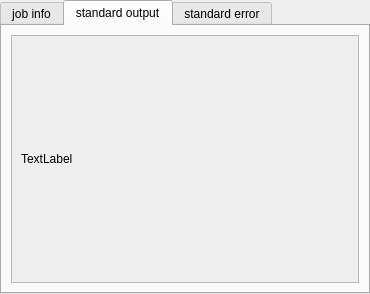
Old version of the form python/soma/jobs/gui/JobInfo.ui in the repository populse/soma-workflow.
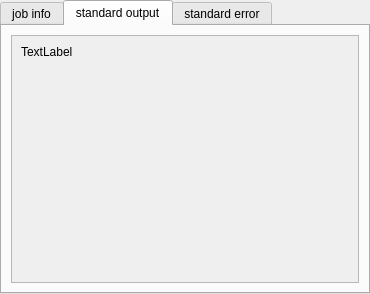
New version of the form. The open tabs and pages were chosen to show the change.

Commit message: Workflow Gui: temporary solution to display the job standard input and output.

Diff of the .ui file:
```diff
--- a/python/soma/jobs/gui/JobInfo.ui
+++ b/python/soma/jobs/gui/JobInfo.ui
@@ -174,6 +174,9 @@
           <property name="text">
            <string>TextLabel</string>
           </property>
+          <property name="alignment">
+           <set>Qt::AlignLeading|Qt::AlignLeft|Qt::AlignTop</set>
+          </property>
          </widget>
         </item>
        </layout>
```
Left out of the diff: 3 changed lines with no effect on the pictures. The commit also changes 2 other files.
